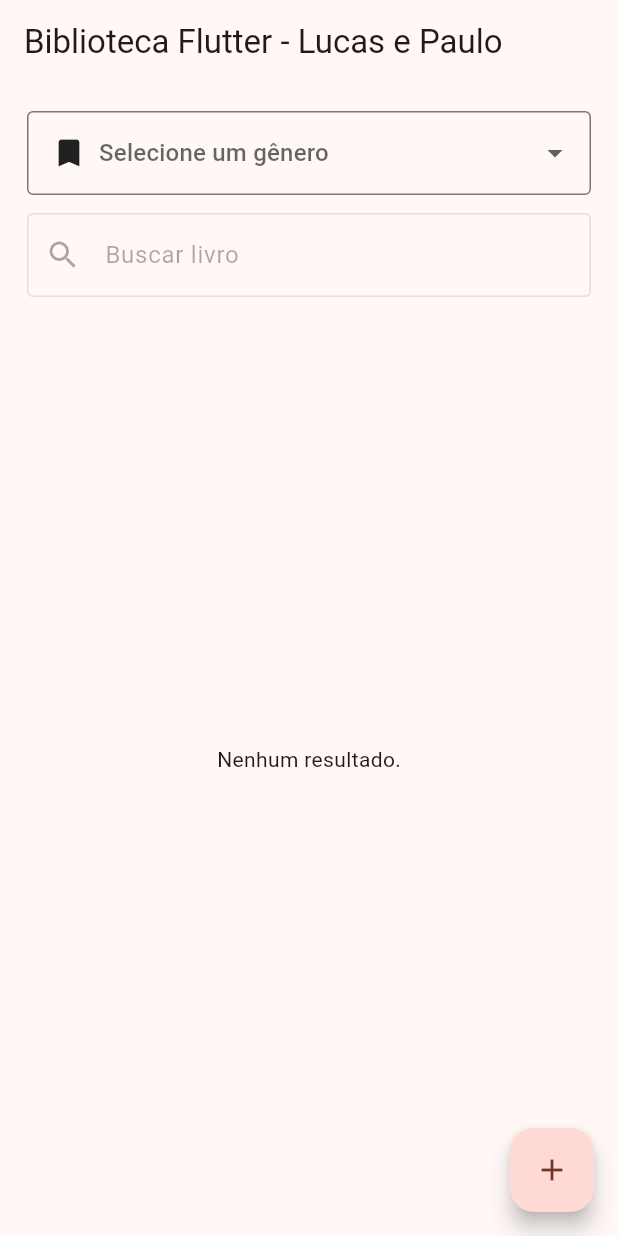
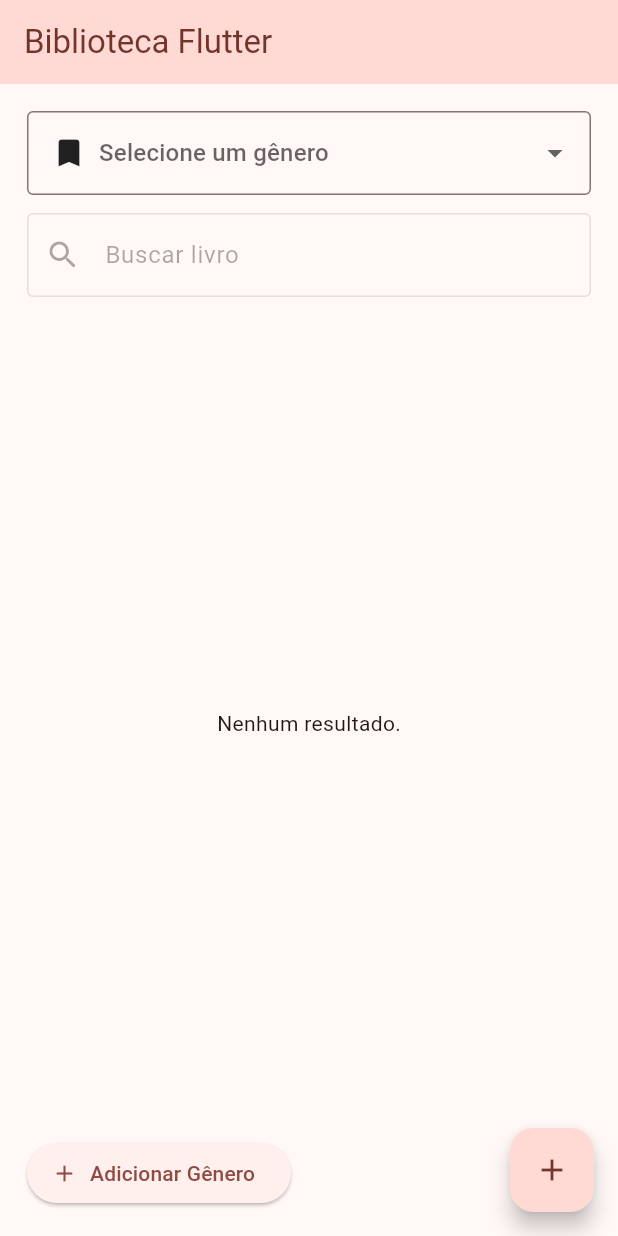
Before and after one commit to PaulaumDev/Biblioteca_Flutter, a Flutter app: the screen it shows after launch, on a phone screen of 412 x 824 dp. Run offline on Flutter 3.47's test engine with Material 3 defaults, Android fonts, the light colour scheme and no system bars.

Commit message:
Finalizando interface e fazendo últimas correções

```diff
--- a/lib/main.dart
+++ b/lib/main.dart
@@ -177,7 +177,7 @@
             onPressed: () => Navigator.of(ctx).pop(false),
             child: const Text('Cancelar'),
           ),
-          FilledButton.tonal(
+          FilledButton(
             onPressed: () => Navigator.of(ctx).pop(true),
             child: const Text('Excluir'),
           ),
@@ -190,7 +190,7 @@
     setState(() {
       livrosAtuais.removeAt(indexReal);
     });
-    exibirMensagem('Livro "$livro" excluída.');
+    exibirMensagem('Livro "$livro" excluído.');
   }
 
   // Fim das funções para manipular livros
@@ -245,8 +245,10 @@
     }
 
     setState(() {
+      List<String> livros = livrosAtuais;
       generos.remove(generoAtual);
-      generos[_capitalizar(novoGenero)] = livrosAtuais;
+      generoSelecionado = _capitalizar(novoGenero);
+      generos[_capitalizar(novoGenero)] = livros;
     });
     exibirMensagem('Gênero $generoAtual atualizado para "${_capitalizar(novoGenero)}"');
   }
@@ -295,6 +297,7 @@
 
     setState(() {
       generos[ _capitalizar(novoGenero)] = [];
+      generoSelecionado = _capitalizar(novoGenero);
     });
     exibirMensagem('Gênero "${_capitalizar(novoGenero)}" adicionado.');
   }
@@ -312,7 +315,7 @@
             onPressed: () => Navigator.of(ctx).pop(false),
             child: const Text('Cancelar'),
           ),
-          FilledButton.tonal(
+          FilledButton(
             onPressed: () => Navigator.of(ctx).pop(true),
             child: const Text('Excluir'),
           ),
@@ -324,8 +327,9 @@
 
     setState(() {
       generos.remove(genero);
+      generoSelecionado = null;
     });
-    exibirMensagem('Gênero "$genero" excluída.');
+    exibirMensagem('Gênero "$genero" excluído.');
   }
 
   // Fim das funções para manipular gêneros
@@ -387,7 +391,13 @@
   Widget build(BuildContext context) {
     return Scaffold(
       appBar: AppBar(
-        title: Text("Biblioteca Flutter - Lucas e Paulo"),
+        title: Text(
+          "Biblioteca Flutter",
+          style: TextStyle(
+            color: Theme.of(context).colorScheme.onPrimaryContainer,
+          ),
+        ),
+        backgroundColor: Theme.of(context).colorScheme.primaryContainer,
       ),
       floatingActionButton: FloatingActionButton(
         onPressed: generoSelecionado == null
@@ -448,14 +458,49 @@
                   ),
             ),
             SizedBox(height: 12),
-            Row(
-              mainAxisAlignment: MainAxisAlignment.spaceEvenly,
-              children: [
-                // ElevatedButton.icon(
-                //   icon: Icon(Icons.add),
-                //   label: Text("Adicionar Gênero"),
-                //   onPressed: () => adicionarGenero(context)
-                // ),
+            Column(
+              crossAxisAlignment: CrossAxisAlignment.start,
+              children: generoSelecionado == null ?
+              [
+                Row(
+                  children: [
+                    ElevatedButton.icon(
+                      onPressed: () => adicionarGenero(context),
+                      icon: Icon(Icons.add),
+                      label: Text("Adicionar Gênero"),
+                    ),
+                  ],
+                )
+              ] : [
+               Row(
+                children: [
+                  ElevatedButton.icon(
+                    onPressed: () => adicionarGenero(context),
+                    icon: Icon(Icons.add),
+                    label: Text("Adicionar Gênero"),
+                  ),
+                ],
+               ),
+               SizedBox(height: 10),
+               Row(
+                children: [
+                  ElevatedButton.icon(
+                    onPressed: () => editarGenero(context, generoSelecionado!),
+                    icon: Icon(Icons.edit),
+                    label: Text("Editar Gênero"),
+                  ),
+                ],
+               ),
+               SizedBox(height: 10),
+               Row(
+                children: [
+                  FilledButton.icon(
+                    onPressed: () => excluirGenero(context, generoSelecionado!),
+                    icon: Icon(Icons.delete),
+                    label: Text( "Excluir Gênero")
+                  ),
+                ],
+               )
               ],
             )
           ],
```
